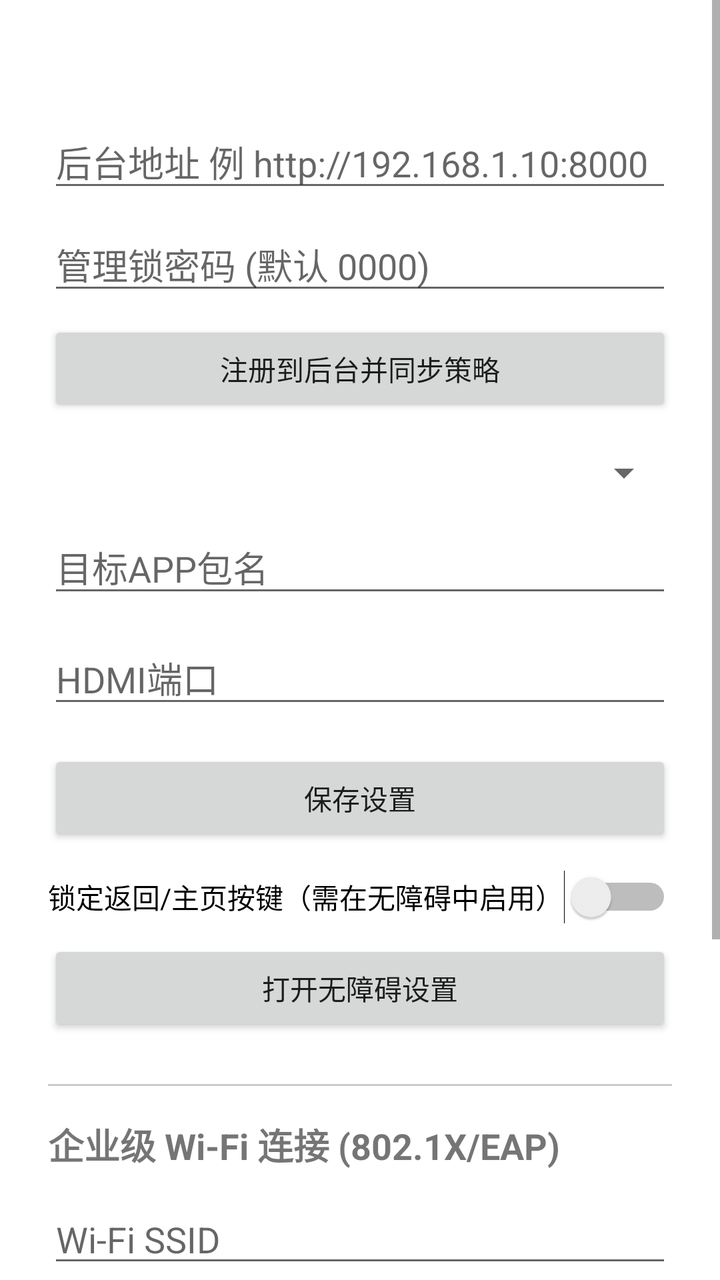
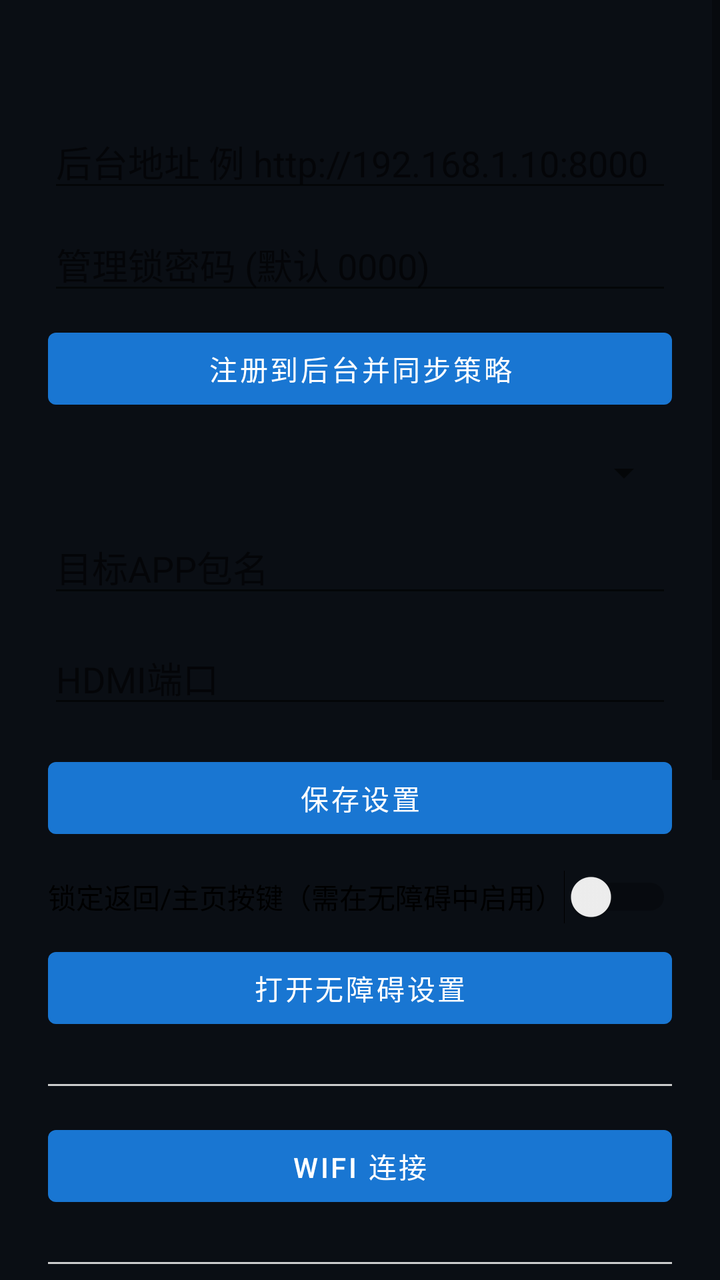

The first picture is an Android layout as it rendered before a commit; the second is the same layout after the commit. The layout source and the unified diff follow.
<!-- AndroidManifest.xml: application theme Theme.TvLauncher -->
<!-- res/layout/activity_settings.xml -->
<?xml version="1.0" encoding="utf-8"?>
<ScrollView xmlns:android="http://schemas.android.com/apk/res/android"
    android:layout_width="match_parent"
    android:layout_height="match_parent">

    <LinearLayout
        android:layout_width="match_parent"
        android:layout_height="wrap_content"
        android:orientation="vertical"
        android:padding="24dp">

        <TextView
            android:id="@+id/networkInfoText"
            android:layout_width="match_parent"
            android:layout_height="wrap_content"
            android:textSize="16sp" />

        <EditText
            android:id="@+id/serverUrlEdit"
            android:layout_width="match_parent"
            android:layout_height="wrap_content"
            android:layout_marginTop="12dp"
            android:hint="后台地址 例 http://192.168.1.10:8000"
            android:inputType="textUri" />

        <EditText
            android:id="@+id/settingsPasswordEdit"
            android:layout_width="match_parent"
            android:layout_height="wrap_content"
            android:layout_marginTop="8dp"
            android:hint="管理锁密码 (默认 0000)"
            android:inputType="numberPassword"
            android:maxLength="4" />

        <Button
            android:id="@+id/registerBtn"
            android:layout_width="match_parent"
            android:layout_height="wrap_content"
            android:layout_marginTop="8dp"
            android:text="注册到后台并同步策略" />

        <Spinner
            android:id="@+id/modeSpinner"
            android:layout_width="match_parent"
            android:layout_height="wrap_content"
            android:layout_marginTop="16dp" />

        <EditText
            android:id="@+id/appPackageEdit"
            android:layout_width="match_parent"
            android:layout_height="wrap_content"
            android:layout_marginTop="12dp"
            android:hint="目标APP包名" />

        <EditText
            android:id="@+id/hdmiPortEdit"
            android:layout_width="match_parent"
            android:layout_height="wrap_content"
            android:layout_marginTop="12dp"
            android:hint="HDMI端口" />

        <Button
            android:id="@+id/saveBtn"
            android:layout_width="match_parent"
            android:layout_height="wrap_content"
            android:layout_marginTop="16dp"
            android:text="保存设置" />

        <Switch
            android:id="@+id/kioskSwitch"
            android:layout_width="match_parent"
            android:layout_height="wrap_content"
            android:layout_marginTop="12dp"
            android:text="锁定返回/主页按键（需在无障碍中启用）" />

        <Button
            android:id="@+id/openAccessibilityBtn"
            android:layout_width="match_parent"
            android:layout_height="wrap_content"
            android:layout_marginTop="8dp"
            android:text="打开无障碍设置" />

        <View
            android:layout_width="match_parent"
            android:layout_height="1dp"
            android:layout_marginTop="24dp"
            android:background="#CCCCCC" />

        <TextView
            android:layout_width="match_parent"
            android:layout_height="wrap_content"
            android:layout_marginTop="16dp"
            android:text="企业级 Wi-Fi 连接 (802.1X/EAP)"
            android:textSize="18sp"
            android:textStyle="bold" />

        <EditText
            android:id="@+id/wifiSsidEdit"
            android:layout_width="match_parent"
            android:layout_height="wrap_content"
            android:layout_marginTop="12dp"
            android:hint="Wi-Fi SSID" />

        <EditText
            android:id="@+id/wifiIdentityEdit"
            android:layout_width="match_parent"
            android:layout_height="wrap_content"
            android:layout_marginTop="12dp"
            android:hint="身份 (Identity / Username)" />

        <EditText
            android:id="@+id/wifiPasswordEdit"
            android:layout_width="match_parent"
            android:layout_height="wrap_content"
            android:layout_marginTop="12dp"
            android:hint="密码 (Password)"
            android:inputType="textPassword" />

        <Button
            android:id="@+id/connectWifiBtn"
            android:layout_width="match_parent"
            android:layout_height="wrap_content"
            android:layout_marginTop="8dp"
            android:text="连接企业 Wi-Fi" />

        <TextView
            android:layout_width="match_parent"
            android:layout_height="wrap_content"
            android:layout_marginTop="8dp"
            android:text="注意：企业 Wi-Fi 需要电视机支持 PEAP/MSCHAPv2。连接过程中请保持耐心。"
            android:textSize="12sp" />
    </LinearLayout>
</ScrollView>
<!-- resources referenced by this layout -->
<resources>
  <style name="Theme.TvLauncher" parent="Theme.MaterialComponents.DayNight.NoActionBar">
          <item name="colorPrimary">#1976D2</item>
          <item name="colorPrimaryVariant">#0D47A1</item>
          <item name="colorOnPrimary">#FFFFFF</item>
      </style>
</resources>

<!-- the commit's change to res/layout/activity_settings.xml (unified diff, before → after) -->
@@ -86,6 +86,19 @@
             android:layout_marginTop="24dp"
             android:background="#CCCCCC" />
 
+        <Button
+            android:id="@+id/wifiConnectBtn"
+            android:layout_width="match_parent"
+            android:layout_height="wrap_content"
+            android:layout_marginTop="16dp"
+            android:text="WiFi 连接" />
+
+        <View
+            android:layout_width="match_parent"
+            android:layout_height="1dp"
+            android:layout_marginTop="24dp"
+            android:background="#CCCCCC" />
+
         <TextView
             android:layout_width="match_parent"
             android:layout_height="wrap_content"
@@ -129,5 +142,18 @@
             android:layout_marginTop="8dp"
             android:text="注意：企业 Wi-Fi 需要电视机支持 PEAP/MSCHAPv2。连接过程中请保持耐心。"
             android:textSize="12sp" />
+
+        <View
+            android:layout_width="match_parent"
+            android:layout_height="1dp"
+            android:layout_marginTop="24dp"
+            android:background="#CCCCCC" />
+
+        <Button
+            android:id="@+id/aboutBtn"
+            android:layout_width="match_parent"
+            android:layout_height="wrap_content"
+            android:layout_marginTop="16dp"
+            android:text="关于本机" />
     </LinearLayout>
 </ScrollView>
<!-- resource entries referenced after the edit -->
@@ -4,6 +4,8 @@
           <item name="colorPrimary">#1976D2</item>
           <item name="colorPrimaryVariant">#0D47A1</item>
           <item name="colorOnPrimary">#FFFFFF</item>
+          <item name="android:windowBackground">#0A0E14</item>
+          <item name="android:windowNoTitle">true</item>
       </style>
 </resources>
 
